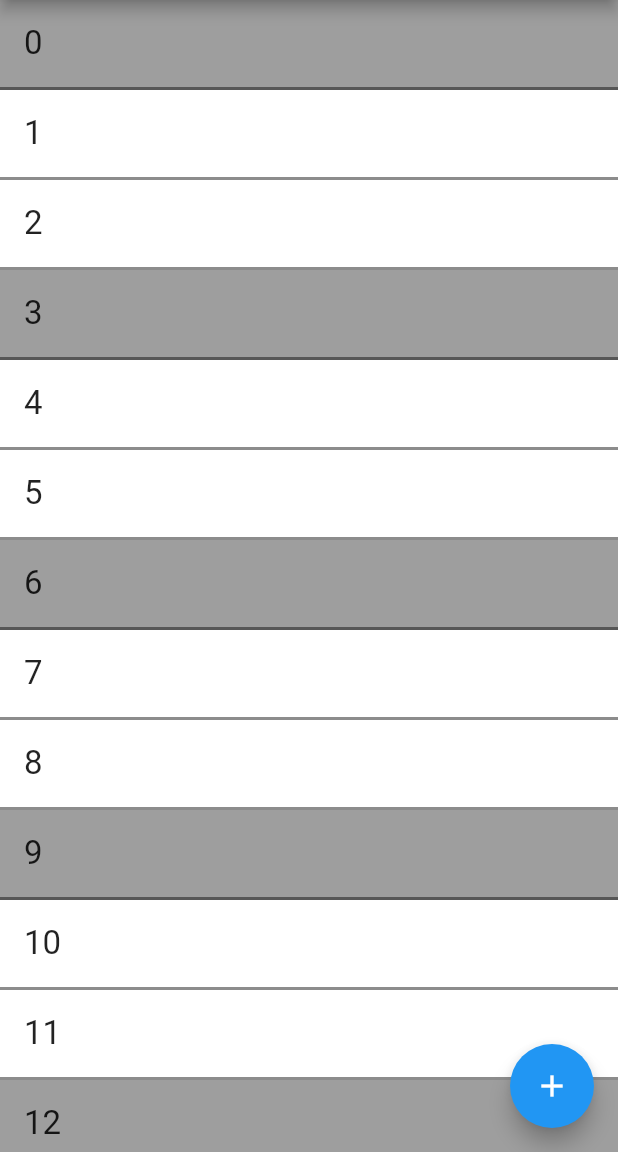
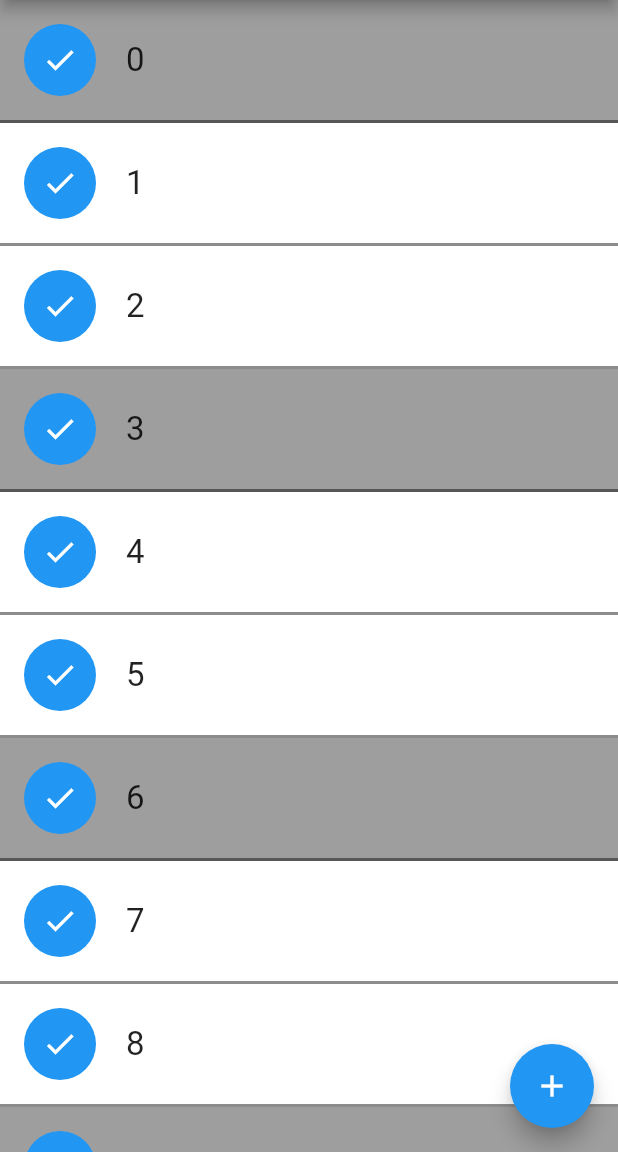
Before and after one commit to LoCrealloc/shopping_list, a Flutter app: the screen it shows after launch, on a phone screen of 412 x 824 dp, the part 84-1236 px from its top. Run offline on Flutter 3.47's test engine with Material 2 defaults, Android fonts, the phone set to English and light mode, and no system bars.

Commit message:
Implemented functionality to check off entries

```diff
--- a/lib/entry.dart
+++ b/lib/entry.dart
@@ -1,10 +1,15 @@
 import 'package:flutter/material.dart';
 
 class Entry extends StatefulWidget {
-  Entry({ Key? key, required this.title, this.done = false}) : super(key: key);
+  Entry(
+    {
+      Key? key,
+      required this.title,
+      this.done = false,
+    }) : super(key: key);
 
   final String title;
-  final bool done;
+  bool done;
 
   @override
   State<Entry> createState() => _EntryState();
@@ -25,7 +30,32 @@ class _EntryState extends State<Entry> {
         ),
         color: !widget.done ? Colors.white : Colors.grey,
       ),
-      child: Text(widget.title, style: const TextStyle(fontSize: 22),),
+      child: Row(
+        children: <Widget>[
+          Container(
+            margin: const EdgeInsets.only(right: 20),
+            child: Material(
+              color: Colors.transparent,
+              child: Ink(
+                decoration: const ShapeDecoration(
+                  color: Colors.blue,
+                  shape: CircleBorder(),
+                ),
+                child: IconButton(
+                  icon: const Icon(Icons.check),
+                  color: Colors.white,
+                  onPressed: () {
+                    setState(() {
+                      widget.done = !widget.done;
+                      });
+                    },
+              )
+            )
+          )),
+          Text(widget.title, style: const TextStyle(fontSize: 22))
+        ]
+
+    )
     );
   }
 }
--- a/lib/list.dart
+++ b/lib/list.dart
@@ -55,8 +55,6 @@ class _ShoppingListState extends State<ShoppingList> {
     });
   }
 
-
-
   void _handleAddEntry() async {
 
     await _askForTitle(context);
```
